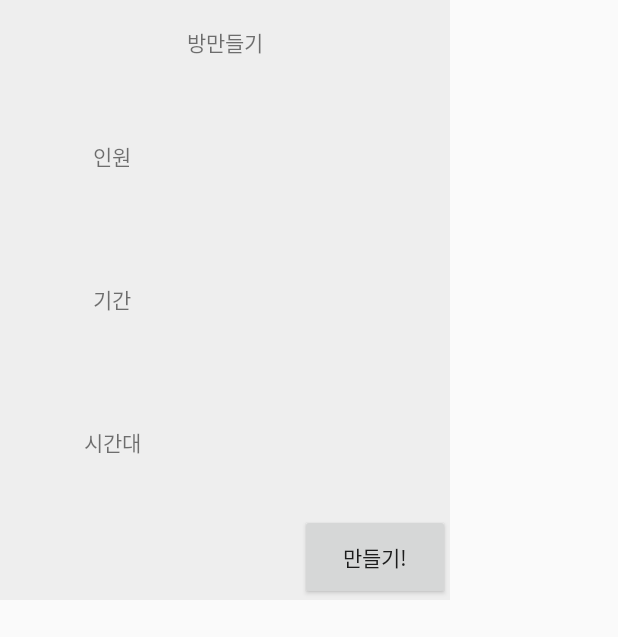
After one commit to SFByomi/knumeet, an Android app: the layout popupactivity.xml on its own in the app's theme, with its tools: preview values and no code run, on a phone screen of 412 x 824 dp. The commit adds this screen. Shown: the top 637 px of the screen. Run offline under Robolectric (Android 15) with nearby library versions, the phone set to English and light mode, and no system bars.

Commit message:
팝업&스케줄 기본 UI, 틀 연결

```diff
--- a/app/build.gradle
+++ b/app/build.gradle
@@ -26,6 +26,7 @@ dependencies {
     implementation fileTree(dir: "libs", include: ["*.jar"])
     implementation 'androidx.appcompat:appcompat:1.1.0'
     implementation 'androidx.constraintlayout:constraintlayout:1.1.3'
+    implementation 'com.google.android.material:material:1.2.1'
     testImplementation 'junit:junit:4.12'
     androidTestImplementation 'androidx.test.ext:junit:1.1.1'
     androidTestImplementation 'androidx.test.espresso:espresso-core:3.2.0'
--- /dev/null
+++ b/app/src/main/res/layout/popupactivity.xml
@@ -0,0 +1,112 @@
+<?xml version="1.0" encoding="utf-8"?>
+<LinearLayout xmlns:android="http://schemas.android.com/apk/res/android"
+    android:layout_width="300dp"
+    android:layout_height="400dp"
+    android:background="#eeeeee"
+    android:orientation="vertical">
+
+    <TextView
+        android:id="@+id/textView"
+        android:layout_width="match_parent"
+        android:layout_height="0dp"
+        android:layout_weight="1"
+        android:gravity="center"
+        android:text="방만들기" />
+
+    <LinearLayout
+        android:layout_width="match_parent"
+        android:layout_height="0dp"
+        android:layout_weight="5"
+        android:orientation="vertical">
+
+        <LinearLayout
+            android:layout_width="match_parent"
+            android:layout_height="match_parent"
+            android:orientation="vertical">
+
+            <LinearLayout
+                android:layout_width="match_parent"
+                android:layout_height="0dp"
+                android:layout_weight="1"
+                android:orientation="horizontal">
+
+                <TextView
+                    android:id="@+id/textView2"
+                    android:layout_width="0dp"
+                    android:layout_height="match_parent"
+                    android:layout_weight="1"
+                    android:gravity="center"
+                    android:text="인원" />
+
+                <androidx.recyclerview.widget.RecyclerView
+                    android:layout_width="0dp"
+                    android:layout_height="match_parent"
+                    android:layout_weight="1" />
+
+            </LinearLayout>
+
+            <LinearLayout
+                android:layout_width="match_parent"
+                android:layout_height="0dp"
+                android:layout_weight="1"
+                android:orientation="horizontal">
+
+                <TextView
+                    android:id="@+id/textView3"
+                    android:layout_width="0dp"
+                    android:layout_height="match_parent"
+                    android:layout_weight="1"
+                    android:gravity="center"
+                    android:text="기간" />
+
+                <LinearLayout
+                    android:layout_width="0dp"
+                    android:layout_height="match_parent"
+                    android:layout_weight="1"
+                    android:orientation="horizontal"></LinearLayout>
+            </LinearLayout>
+
+            <LinearLayout
+                android:layout_width="match_parent"
+                android:layout_height="0dp"
+                android:layout_weight="1"
+                android:orientation="horizontal">
+
+                <TextView
+                    android:id="@+id/textView4"
+                    android:layout_width="0dp"
+                    android:layout_height="match_parent"
+                    android:layout_weight="1"
+                    android:gravity="center"
+                    android:text="시간대" />
+
+                <LinearLayout
+                    android:layout_width="0dp"
+                    android:layout_height="match_parent"
+                    android:layout_weight="1"
+                    android:orientation="horizontal"></LinearLayout>
+            </LinearLayout>
+        </LinearLayout>
+    </LinearLayout>
+
+    <LinearLayout
+        android:layout_width="match_parent"
+        android:layout_height="0dp"
+        android:layout_weight="1"
+        android:orientation="horizontal">
+
+        <TextView
+            android:id="@+id/textView5"
+            android:layout_width="0dp"
+            android:layout_height="match_parent"
+            android:layout_weight="8" />
+
+        <Button
+            android:id="@+id/button"
+            android:layout_width="0dp"
+            android:layout_height="match_parent"
+            android:layout_weight="4"
+            android:onClick="MakingOnClick"
+            android:text="만들기!" />
+    </LinearLayout>
+</LinearLayout>
--- /dev/null
+++ b/app/src/main/res/layout/scheduleroomactivity.xml
@@ -0,0 +1,6 @@
+<?xml version="1.0" encoding="utf-8"?>
+<LinearLayout xmlns:android="http://schemas.android.com/apk/res/android"
+    android:layout_width="match_parent"
+    android:layout_height="match_parent">
+
+</LinearLayout>
```
Also changed, not shown: app/src/main/AndroidManifest.xml (+8 -0 lines), app/src/main/java/com/blueboard/knumeet/MainActivity.java (+21 -4 lines), app/src/main/java/com/blueboard/knumeet/PopupActivity.java (added, +45 -0 lines), app/src/main/java/com/blueboard/knumeet/ScheduleRoomActivity.java (added, +21 -0 lines), app/src/main/res/layout/activity_main.xml (deleted, +0 -18 lines), app/src/main/res/layout/mainactivity.xml (added, +20 -0 lines).
